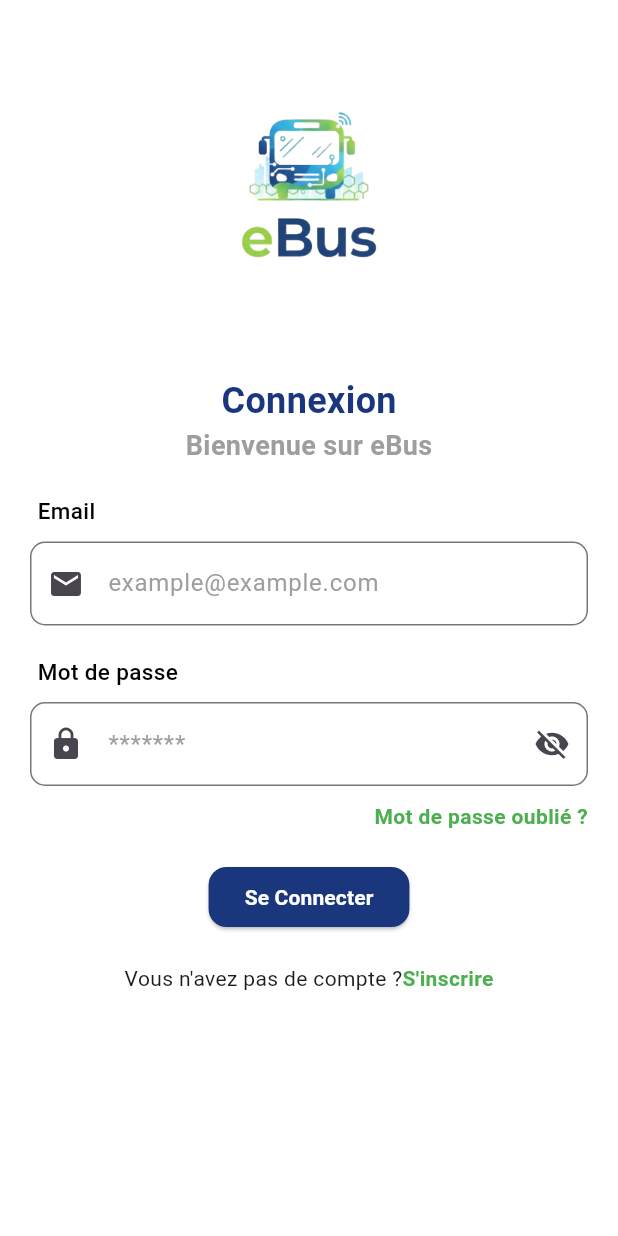
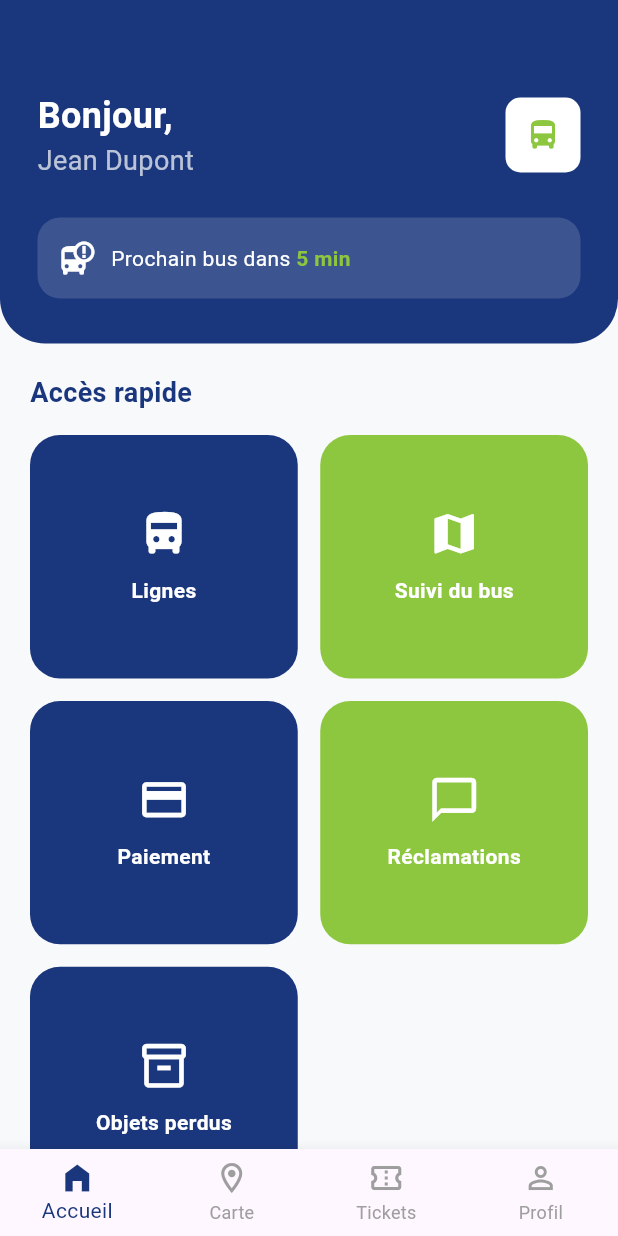
Before and after one commit to ikraammel/eBus_frontend, a Flutter app: the screen it shows after launch, after a tap on "Se Connecter", on a phone screen of 412 x 824 dp. Run offline on Flutter 3.47's test engine with Material 3 defaults, Android fonts, the phone set to English and light mode, and no system bars.

Commit message:
login page

```diff
--- /dev/null
+++ b/eBus_front/lib/views/pages/home_page.dart
@@ -0,0 +1,175 @@
+import 'package:flutter/material.dart';
+
+class HomePage extends StatefulWidget {
+  const HomePage({super.key});
+
+  @override
+  State<HomePage> createState() => _HomePageState();
+}
+
+class _HomePageState extends State<HomePage> {
+  int _selectedIndex = 0;
+
+  @override
+  Widget build(BuildContext context) {
+    return Scaffold(
+      backgroundColor: const Color(0xFFF8F9FB), // Gris très clair en fond
+      body: Column(
+        children: [
+          _buildHeader(),
+          Expanded(
+            child: SingleChildScrollView(
+              padding: const EdgeInsets.all(20),
+              child: Column(
+                crossAxisAlignment: CrossAxisAlignment.start,
+                children: [
+                  const Text(
+                    "Accès rapide",
+                    style: TextStyle(fontSize: 18, fontWeight: FontWeight.bold, color: Color(0xFF1A367C)),
+                  ),
+                  const SizedBox(height: 15),
+                  _buildGrid(),
+                  const SizedBox(height: 25),
+                  const Text(
+                    "Activité récente",
+                    style: TextStyle(fontSize: 18, fontWeight: FontWeight.bold, color: Color(0xFF1A367C)),
+                  ),
+                  const SizedBox(height: 15),
+                  _buildRecentActivity(),
+                ],
+              ),
+            ),
+          ),
+        ],
+      ),
+      bottomNavigationBar: _buildBottomNav(),
+    );
+  }
+
+  // --- 1. L'en-tête Bleu ---
+  Widget _buildHeader() {
+    return Container(
+      padding: const EdgeInsets.only(top: 60, left: 25, right: 25, bottom: 30),
+      decoration: const BoxDecoration(
+        color: Color(0xFF1A367C),
+        borderRadius: BorderRadius.only(bottomLeft: Radius.circular(30), bottomRight: Radius.circular(30)),
+      ),
+      child: Column(
+        crossAxisAlignment: CrossAxisAlignment.start,
+        children: [
+          Row(
+            mainAxisAlignment: MainAxisAlignment.spaceBetween,
+            children: [
+              const Column(
+                crossAxisAlignment: CrossAxisAlignment.start,
+                children: [
+                  Text("Bonjour,", style: TextStyle(color: Colors.white, fontSize: 24, fontWeight: FontWeight.bold)),
+                  Text("Jean Dupont", style: TextStyle(color: Colors.white70, fontSize: 18)),
+                ],
+              ),
+              Container(
+                height: 50, width: 50,
+                decoration: BoxDecoration(color: Colors.white, borderRadius: BorderRadius.circular(10)),
+                child: const Icon(Icons.directions_bus, color: Color(0xFF8DC63F)),
+              )
+            ],
+          ),
+          const SizedBox(height: 25),
+          Container(
+            padding: const EdgeInsets.all(15),
+            decoration: BoxDecoration(color: Colors.white.withOpacity(0.15), borderRadius: BorderRadius.circular(15)),
+            child: const Row(
+              children: [
+                Icon(Icons.bus_alert, color: Colors.white),
+                SizedBox(width: 10),
+                Text("Prochain bus dans ", style: TextStyle(color: Colors.white)),
+                Text("5 min", style: TextStyle(color: Color(0xFF8DC63F), fontWeight: FontWeight.bold)),
+              ],
+            ),
+          )
+        ],
+      ),
+    );
+  }
+
+  // --- 2. La Grille d'Accès Rapide ---
+  Widget _buildGrid() {
+    return GridView.count(
+      shrinkWrap: true,
+      physics: const NeverScrollableScrollPhysics(),
+      crossAxisCount: 2,
+      mainAxisSpacing: 15,
+      crossAxisSpacing: 15,
+      childAspectRatio: 1.1,
+      children: [
+        _buildMenuCard("Lignes", Icons.directions_bus_filled, const Color(0xFF1A367C)),
+        _buildMenuCard("Suivi du bus", Icons.map, const Color(0xFF8DC63F)),
+        _buildMenuCard("Paiement", Icons.credit_card, const Color(0xFF1A367C)),
+        _buildMenuCard("Réclamations", Icons.chat_bubble_outline, const Color(0xFF8DC63F)),
+        _buildMenuCard("Objets perdus", Icons.inventory_2_outlined, const Color(0xFF1A367C)),
+      ],
+    );
+  }
+
+  Widget _buildMenuCard(String title, IconData icon, Color color) {
+    return Container(
+      decoration: BoxDecoration(color: color, borderRadius: BorderRadius.circular(20)),
+      child: Column(
+        mainAxisAlignment: MainAxisAlignment.center,
+        children: [
+          Icon(icon, color: Colors.white, size: 35),
+          const SizedBox(height: 10),
+          Text(title, style: const TextStyle(color: Colors.white, fontWeight: FontWeight.bold)),
+        ],
+      ),
+    );
+  }
+
+  // --- 3. Activité Récente ---
+  Widget _buildRecentActivity() {
+    return Container(
+      padding: const EdgeInsets.all(15),
+      decoration: BoxDecoration(
+        color: Colors.white,
+        borderRadius: BorderRadius.circular(20),
+        boxShadow: [BoxShadow(color: Colors.black.withOpacity(0.05), blurRadius: 10)],
+      ),
+      child: Row(
+        children: [
+          CircleAvatar(
+            backgroundColor: const Color(0xFF8DC63F).withOpacity(0.1),
+            child: const Icon(Icons.confirmation_number_outlined, color: Color(0xFF8DC63F)),
+          ),
+          const SizedBox(width: 15),
+          const Expanded(
+            child: Column(
+              crossAxisAlignment: CrossAxisAlignment.start,
+              children: [
+                Text("Ticket acheté", style: TextStyle(fontWeight: FontWeight.bold)),
+                Text("Ligne 12 • Il y a 2h", style: TextStyle(color: Colors.grey, fontSize: 12)),
+              ],
+            ),
+          ),
+          const Text("2.50€", style: TextStyle(fontWeight: FontWeight.bold, color: Color(0xFF1A367C))),
+        ],
+      ),
+    );
+  }
+
+  // --- 4. Barre de Navigation ---
+  Widget _buildBottomNav() {
+    return BottomNavigationBar(
+      currentIndex: _selectedIndex,
+      onTap: (index) => setState(() => _selectedIndex = index),
+      type: BottomNavigationBarType.fixed,
+      selectedItemColor: const Color(0xFF1A367C),
+      unselectedItemColor: Colors.grey,
+      items: const [
+        BottomNavigationBarItem(icon: Icon(Icons.home_filled), label: "Accueil"),
+        BottomNavigationBarItem(icon: Icon(Icons.location_on_outlined), label: "Carte"),
+        BottomNavigationBarItem(icon: Icon(Icons.confirmation_number_outlined), label: "Tickets"),
+        BottomNavigationBarItem(icon: Icon(Icons.person_outline), label: "Profil"),
+      ],
+    );
+  }
+}
--- a/eBus_front/lib/views/pages/login_page.dart
+++ b/eBus_front/lib/views/pages/login_page.dart
@@ -1,4 +1,5 @@
 import 'package:flutter/material.dart';
+import 'package:smart_bus/views/pages/home_page.dart';
 
 class LoginPage extends StatefulWidget {
   const LoginPage({super.key});
@@ -133,7 +134,14 @@ class _LoginPageState extends State<LoginPage> {
               SizedBox(height: 20,),
               Center(
                 child: ElevatedButton(
-                  onPressed:() {},
+                  onPressed:() {
+                    Navigator.push(
+                        context,
+                        MaterialPageRoute(
+                            builder: (context) => HomePage()
+                        )
+                    );
+                  },
                   style: ElevatedButton.styleFrom(
                     backgroundColor: const Color(0xFF1A367C),
                     shape: RoundedRectangleBorder(
@@ -153,7 +161,7 @@ class _LoginPageState extends State<LoginPage> {
             Row(
               mainAxisAlignment: MainAxisAlignment.center,
               children: [
-                Text('Vous n\'avez pas de compte ?'),
+                Text('Vous n\'avez pas de compte ? '),
                 GestureDetector(
                   onTap: () {},
                   child: Text('S\'inscrire',
@@ -162,9 +170,17 @@ class _LoginPageState extends State<LoginPage> {
                         fontWeight: FontWeight.bold
                     ),
                 )
-                )
+                ),
               ]
             ),
+                SizedBox(height: 70,),
+                Center(
+                  child: Text(
+                    'Accès administrateur',
+                    style: TextStyle(
+                      color: Colors.grey
+                    ),),
+                )
               ],
             ),
           )
```
